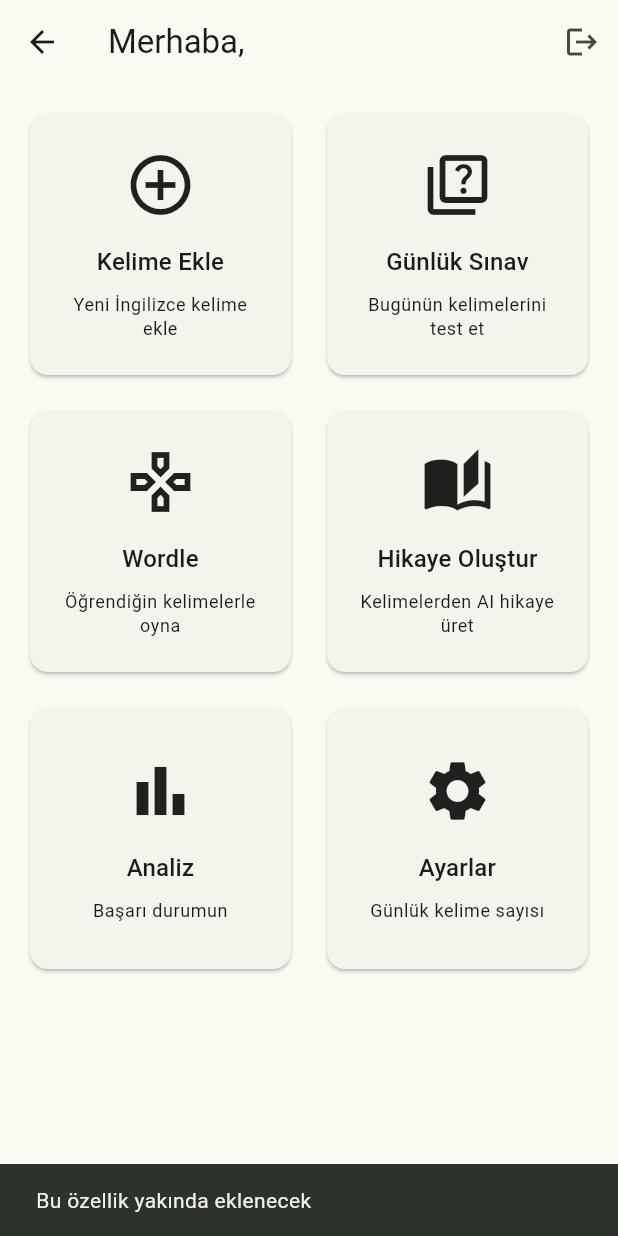
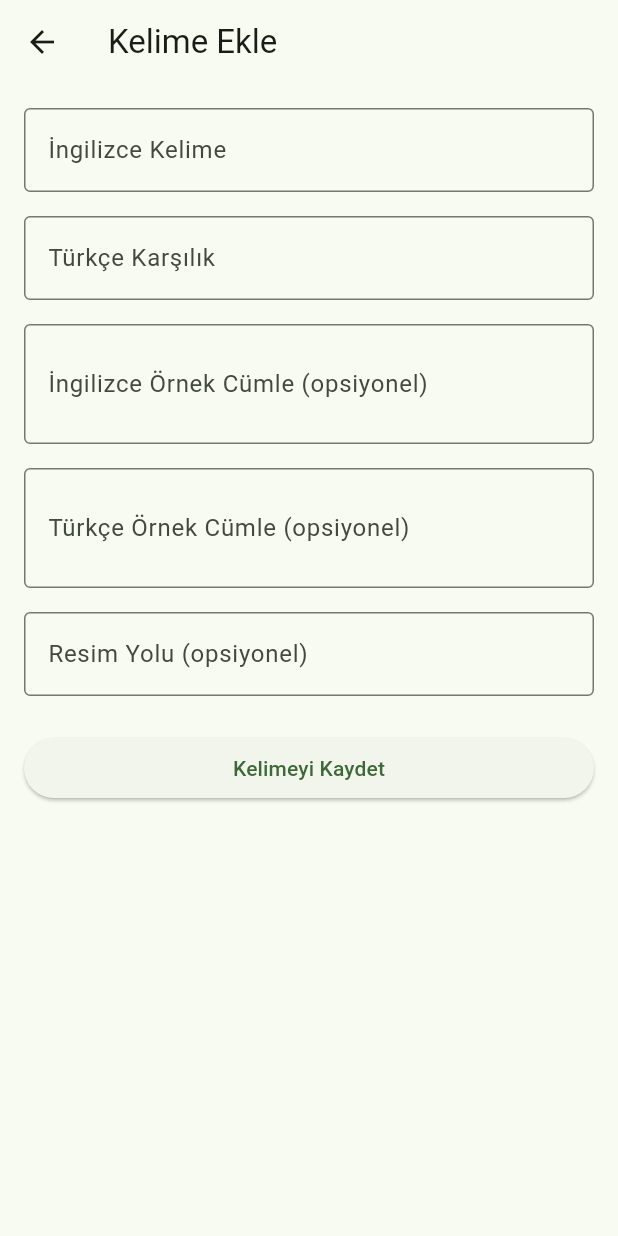
Before and after one commit to nijelouss/english_word_app, a Flutter app: the HomeScreen screen opened directly with empty values, after a tap on "Kelime Ekle", on a phone screen of 412 x 824 dp. Run offline on Flutter 3.47's test engine with Material 3 defaults, Android fonts, the phone set to English and light mode, and no system bars; our stand-ins replace flutter_dotenv, google_generative_ai, sqflite; missing offline and left inert: gal; accounts and stored records are empty.

Commit message:
feat: ana menuden kelime ekleme ekranina gecis baglandi ve hatalar cozuldu

```diff
--- a/lib/screens/home/home_screen.dart
+++ b/lib/screens/home/home_screen.dart
@@ -1,6 +1,7 @@
 import 'package:flutter/material.dart';
 import 'package:english_word_app/screens/auth/login_screen.dart';
 import 'package:english_word_app/features/word_chain/screens/word_selection_screen.dart';
+import 'package:english_word_app/screens/word/add_word_screen.dart';
 
 class HomeScreen extends StatefulWidget {
   final int userId;
@@ -25,8 +26,6 @@ class _HomeScreenState extends State<HomeScreen> {
   }
 
   void _logout() {
-    // Mevcut tüm sayfa yığınını (stack) temizleyerek login ekranına döner.
-    // Böylece Android'de geri tuşuna basıldığında tekrar Home ekranına dönülmez.
     Navigator.pushAndRemoveUntil(
       context,
       MaterialPageRoute(builder: (_) => const LoginScreen()),
@@ -55,11 +54,19 @@ class _HomeScreenState extends State<HomeScreen> {
           mainAxisSpacing: 16.0,
           crossAxisSpacing: 16.0,
           children: [
+            // KELİME EKLE KARTINI BURAYA BAĞLADIK
             _buildMenuCard(
               icon: Icons.add_circle_outline,
               title: 'Kelime Ekle',
               description: 'Yeni İngilizce kelime ekle',
-              onTap: _showComingSoon,
+              onTap: () {
+                Navigator.push(
+                  context,
+                  MaterialPageRoute(
+                    builder: (_) => AddWordScreen(userId: widget.userId),
+                  ),
+                );
+              },
             ),
             _buildMenuCard(
               icon: Icons.quiz_outlined,
@@ -72,7 +79,7 @@ class _HomeScreenState extends State<HomeScreen> {
               title: 'Wordle',
               description: 'Öğrendiğin kelimelerle oyna',
               onTap: _showComingSoon,
-            ),
+                ),
             _buildMenuCard(
               icon: Icons.auto_stories,
               title: 'Hikaye Oluştur',
@@ -81,7 +88,8 @@ class _HomeScreenState extends State<HomeScreen> {
                 Navigator.push(
                   context,
                   MaterialPageRoute(
-                    builder: (_) => const WordSelectionScreen(),
+                    // const kelimesini kaldırıp hatayı sıfırladık
+                    builder: (_) => WordSelectionScreen(),
                   ),
                 );
               },
--- /dev/null
+++ b/lib/screens/word/add_word_screen.dart
@@ -0,0 +1,148 @@
+import 'package:flutter/material.dart';
+import 'package:english_word_app/database/database_helper.dart';
+
+class AddWordScreen extends StatefulWidget {
+  final int userId;
+
+  const AddWordScreen({super.key, required this.userId});
+
+  @override
+  State<AddWordScreen> createState() => _AddWordScreenState();
+}
+
+class _AddWordScreenState extends State<AddWordScreen> {
+  final _engWordController = TextEditingController();
+  final _turWordController = TextEditingController();
+  final _engSampleController = TextEditingController();
+  final _turSampleController = TextEditingController();
+  final _picturePathController = TextEditingController();
+
+  @override
+  void dispose() {
+    _engWordController.dispose();
+    _turWordController.dispose();
+    _engSampleController.dispose();
+    _turSampleController.dispose();
+    _picturePathController.dispose();
+    super.dispose();
+  }
+
+  Future<void> _saveWord() async {
+    final engText = _engWordController.text.trim();
+    final turText = _turWordController.text.trim();
+    final engSampleText = _engSampleController.text.trim();
+    final turSampleText = _turSampleController.text.trim();
+
+    // TODO: Backend'de Picture parametresi eklenince DB'ye gönderilecek
+    // final picturePath = _picturePathController.text.trim();
+
+    if (engText.isEmpty || turText.isEmpty) {
+      ScaffoldMessenger.of(context).showSnackBar(
+        const SnackBar(content: Text('Lütfen İngilizce ve Türkçe kelimeyi girin')),
+      );
+      return;
+    }
+
+    if (!RegExp(r'^[a-zA-Z]+$').hasMatch(engText)) {
+      ScaffoldMessenger.of(context).showSnackBar(
+        const SnackBar(content: Text('İngilizce kelime sadece harf içermelidir')),
+      );
+      return;
+    }
+
+    try {
+      final success = await DatabaseHelper.instance.addWord(
+        1, // Şimdilik sabit klasör ID
+        engText.toLowerCase(),
+        turText,
+        engSample: engSampleText.isEmpty ? null : engSampleText,
+        turSample: turSampleText.isEmpty ? null : turSampleText,
+      );
+
+      if (!mounted) return;
+
+      if (success) {
+        ScaffoldMessenger.of(context).showSnackBar(
+          const SnackBar(content: Text('Kelime başarıyla eklendi')),
+        );
+        _engWordController.clear();
+        _turWordController.clear();
+        _engSampleController.clear();
+        _turSampleController.clear();
+        _picturePathController.clear();
+      } else {
+        ScaffoldMessenger.of(context).showSnackBar(
+          const SnackBar(content: Text('Kelime eklenemedi, tekrar deneyin')),
+        );
+      }
+    } catch (e) {
+      if (!mounted) return;
+      ScaffoldMessenger.of(context).showSnackBar(
+        SnackBar(content: Text('Bir hata oluştu: ${e.toString()}')),
+      );
+    }
+  }
+
+  @override
+  Widget build(BuildContext context) {
+    return Scaffold(
+      appBar: AppBar(
+        title: const Text('Kelime Ekle'),
+      ),
+      body: SingleChildScrollView(
+        padding: const EdgeInsets.all(16.0),
+        child: Column(
+          crossAxisAlignment: CrossAxisAlignment.stretch,
+          children: [
+            TextField(
+              controller: _engWordController,
+              decoration: const InputDecoration(
+                labelText: 'İngilizce Kelime',
+                border: OutlineInputBorder(),
+              ),
+            ),
+            const SizedBox(height: 16),
+            TextField(
+              controller: _turWordController,
+              decoration: const InputDecoration(
+                labelText: 'Türkçe Karşılık',
+                border: OutlineInputBorder(),
+              ),
+            ),
+            const SizedBox(height: 16),
+            TextField(
+              controller: _engSampleController,
+              maxLines: 2,
+              decoration: const InputDecoration(
+                labelText: 'İngilizce Örnek Cümle (opsiyonel)',
+                border: OutlineInputBorder(),
+              ),
+            ),
+            const SizedBox(height: 16),
+            TextField(
+              controller: _turSampleController,
+              maxLines: 2,
+              decoration: const InputDecoration(
+                labelText: 'Türkçe Örnek Cümle (opsiyonel)',
+                border: OutlineInputBorder(),
+              ),
+            ),
+            const SizedBox(height: 16),
+            TextField(
+              controller: _picturePathController,
+              decoration: const InputDecoration(
+                labelText: 'Resim Yolu (opsiyonel)',
+                border: OutlineInputBorder(),
+              ),
+            ),
+            const SizedBox(height: 24),
+            ElevatedButton(
+              onPressed: _saveWord,
+              child: const Text('Kelimeyi Kaydet'),
+            ),
+          ],
+        ),
+      ),
+    );
+  }
+}
```
Also changed, not shown: lib/screens/auth/login_screen.dart (+17 -12 lines).
